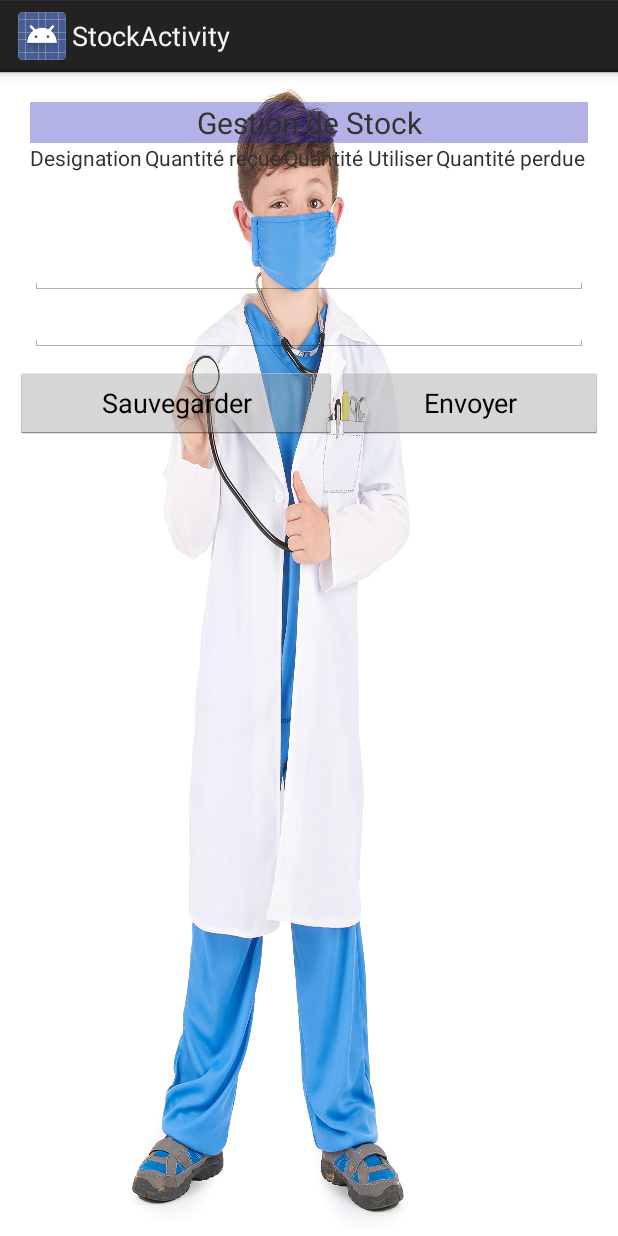
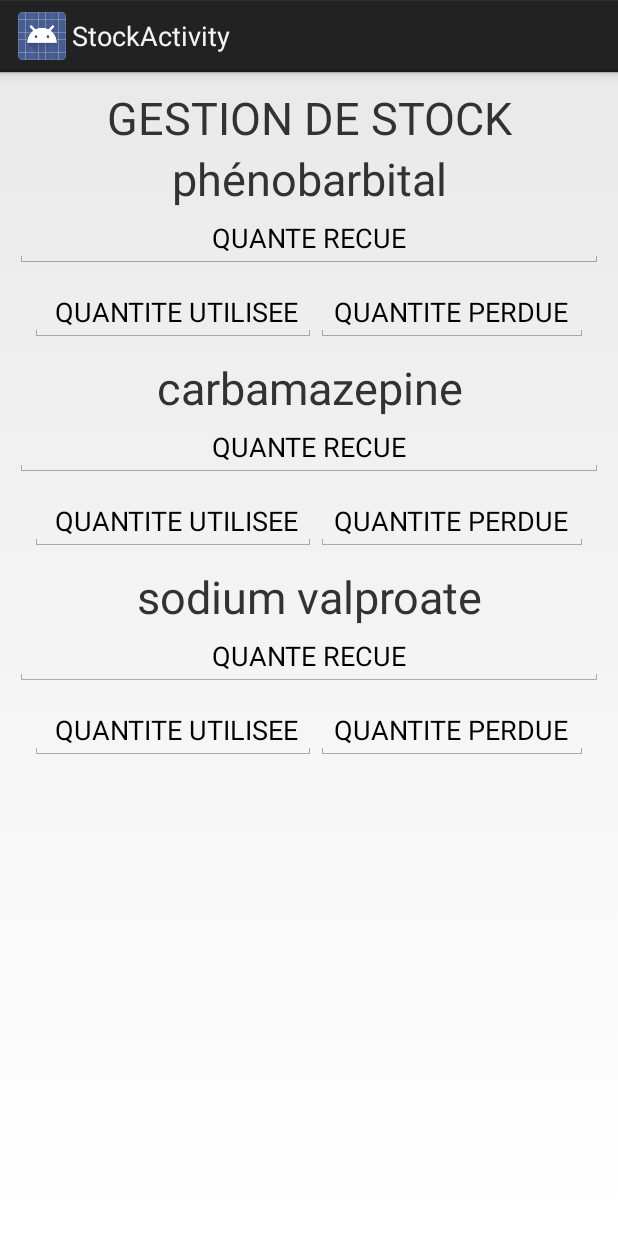
Before and after one commit to IBS-Mali/epi-droid, an Android app: the StockActivity screen opened directly, with no data from a screen before it, on a phone screen of 412 x 824 dp. Run offline under Robolectric (Android 15) with nearby library versions, the phone set to English and light mode, and no system bars.

Commit message:
modif stock

```diff
--- a/epi_droid_app/app/src/main/res/layout/activity_stock.xml
+++ b/epi_droid_app/app/src/main/res/layout/activity_stock.xml
@@ -4,101 +4,118 @@
     xmlns:tools="http://schemas.android.com/tools"
     android:layout_width="match_parent"
     android:layout_height="match_parent"
-    android:background="@drawable/img"
-    tools:context=".StockActivity">
+    tools:context=".StockActivity"
+    android:orientation="horizontal">
 
     <LinearLayout
+        android:id="@+id/scrollView"
         android:layout_width="match_parent"
         android:layout_height="match_parent"
         android:layout_margin="10dp"
         android:orientation="vertical">
 
-        <LinearLayout
-            android:layout_width="match_parent"
-            android:layout_height="wrap_content"
-            android:layout_margin="10dp"
-            android:orientation="vertical">
-            <TextView
-                android:id="@+id/geststock"
-                android:layout_width="match_parent"
-                android:layout_height="match_parent"
-                android:background="#551919B3"
-                android:text="Gestion de Stock"
-                android:textAlignment="center"
-                android:textSize="20dp"
-                tools:ignore="MissingConstraints" />
-            <TableLayout
-                android:layout_width="match_parent"
-                android:layout_height="139dp"
-                android:orientation="horizontal">
-                <TableRow
-                    android:layout_width="match_parent"
-                    android:layout_height="wrap_content">
-
-                    <TextView
-                        android:layout_width="wrap_content"
-                        android:layout_height="wrap_content"
-                        android:layout_weight="1"
-                        android:text="Designation" />
-
     <TextView
         android:layout_width="match_parent"
         android:layout_height="match_parent"
-                        android:layout_weight="1"
-                        android:text="Quantité reçue" />
+        android:text="GESTION DE STOCK"
+        android:textSize="30dp"
+        android:gravity="center"/>
 
         <TextView
+            android:textSize="30dp"
             android:layout_width="match_parent"
-                        android:layout_height="62dp"
-                        android:layout_weight="1"
-                        android:text="Quantité Utiliser" />
-
-                    <TextView
-                        android:layout_width="match_parent"
-                        android:layout_height="62dp"
-                        android:layout_weight="1"
-                        android:text="Quantité perdue" />
-                </TableRow>
-
-                <TableRow
-                    android:layout_width="match_parent"
-                    android:layout_height="match_parent">
+            android:layout_height="wrap_content"
+            android:gravity="center"
+            android:text="phénobarbital" />
 
         <EditText
-                        android:layout_width="wrap_content"
+            android:layout_width="match_parent"
+            android:layout_height="wrap_content"
+            android:gravity="center"
+            android:text="QUANTE RECUE" />
+
+        <LinearLayout
+            android:id="@+id/sw"
+            android:layout_width="match_parent"
             android:layout_height="match_parent"
-                        android:layout_weight="1" />
-                </TableRow>
-
-                <TableRow
-                    android:layout_width="match_parent"
-                    android:layout_height="match_parent">
+            android:layout_margin="10dp"
+            android:orientation="horizontal">
 
             <EditText
                 android:layout_width="wrap_content"
                 android:layout_height="wrap_content"
-                        android:layout_weight="1" />
-                </TableRow>
-            </TableLayout>
-        </LinearLayout>
-             <LinearLayout
-                android:layout_width="match_parent"
-                android:layout_height="wrap_content"
-                android:gravity="end"
-                android:orientation="horizontal">
-                 <Button
-                     android:id="@+id/saveButton"
+                android:text=" QUANTITE UTILISEE" />
+
+            <EditText
                 android:layout_width="wrap_content"
                 android:layout_height="wrap_content"
                 android:layout_weight=".50"
-                     android:text="Sauvegarder" />
-                 <Button
-                    android:id="@+id/saveSubmitButton"
+                android:text="QUANTITE PERDUE" />
+
+        </LinearLayout>
+
+        <TextView
+            android:textSize="30dp"
+            android:layout_width="match_parent"
+            android:layout_height="wrap_content"
+            android:gravity="center"
+            android:text="carbamazepine" />
+
+        <EditText
+            android:layout_width="match_parent"
+            android:layout_height="wrap_content"
+            android:gravity="center"
+            android:text="QUANTE RECUE" />
+
+        <LinearLayout
+            android:id="@+id/w"
+            android:layout_width="match_parent"
+            android:layout_height="match_parent"
+            android:layout_margin="10dp"
+            android:orientation="horizontal">
+
+            <EditText
+                android:layout_width="wrap_content"
+                android:layout_height="wrap_content"
+                android:text=" QUANTITE UTILISEE" />
+
+            <EditText
                 android:layout_width="wrap_content"
                 android:layout_height="wrap_content"
                 android:layout_weight=".50"
-                    android:text="Envoyer" />
+                android:text="QUANTITE PERDUE" />
+        </LinearLayout>
+
+        <TextView
+            android:textSize="30dp"
+            android:layout_width="match_parent"
+            android:layout_height="wrap_content"
+            android:gravity="center"
+            android:text="sodium valproate" />
+
+        <EditText
+            android:layout_width="match_parent"
+            android:layout_height="wrap_content"
+            android:gravity="center"
+            android:text="QUANTE RECUE" />
+
+        <LinearLayout
+            android:id="@+id/ew"
+            android:layout_width="match_parent"
+            android:layout_height="match_parent"
+            android:layout_margin="10dp"
+            android:orientation="horizontal">
+
+            <EditText
+                android:layout_width="wrap_content"
+                android:layout_height="wrap_content"
+                android:text=" QUANTITE UTILISEE" />
+
+            <EditText
+                android:layout_width="wrap_content"
+                android:layout_height="wrap_content"
+                android:layout_weight=".50"
+                android:text="QUANTITE PERDUE" />
         </LinearLayout>
     </LinearLayout>
-
     </ScrollView>
```
Lines whose indentation alone changed are shown as unchanged.
